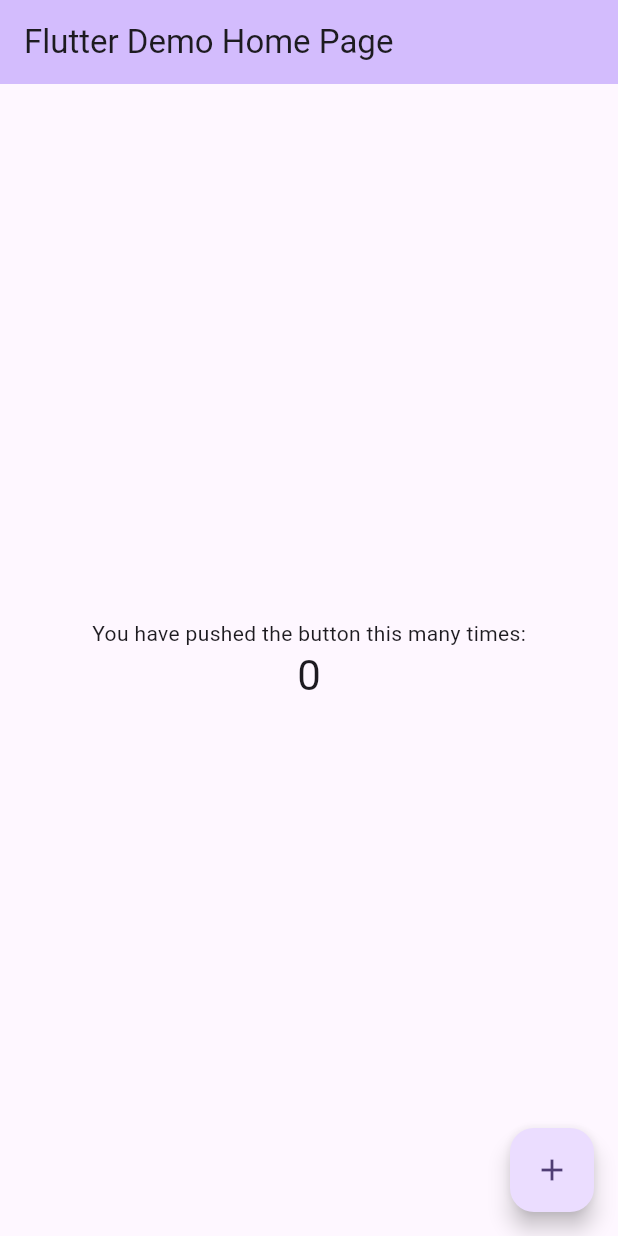
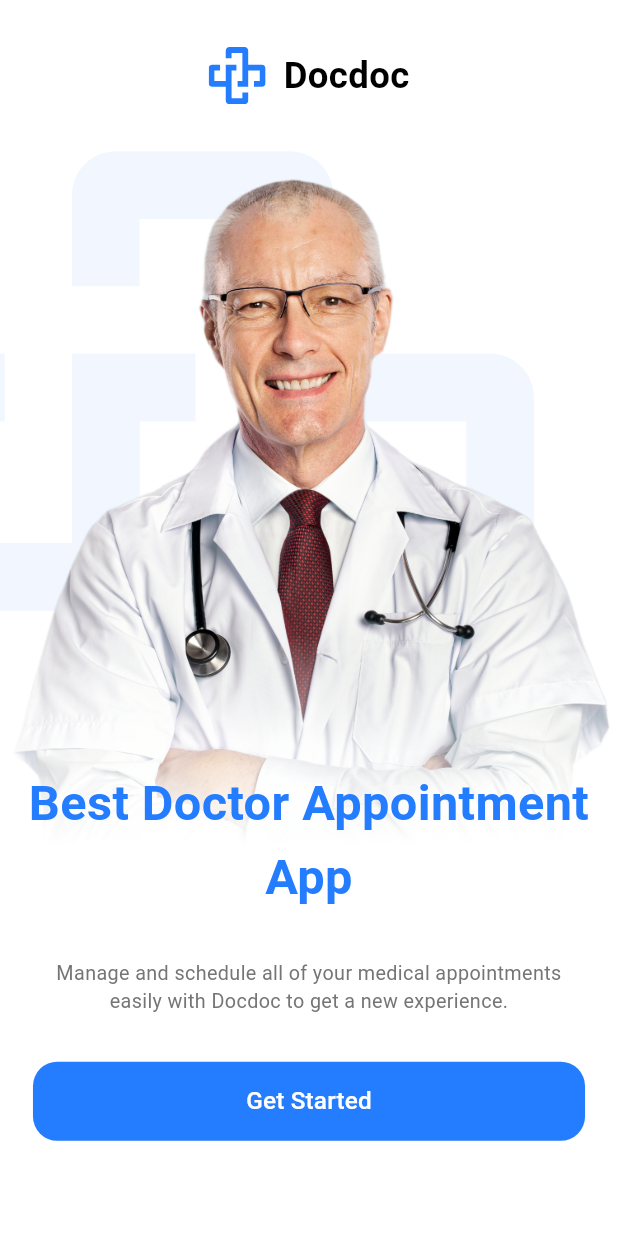
Before and after one commit to YoussefAhmed10/doctor_appointment, a Flutter app: the screen it shows after launch, on a phone screen of 412 x 824 dp. Run offline on Flutter 3.47's test engine with Material 3 defaults, Android fonts, the phone set to English and light mode, and no system bars; our stand-ins replace flutter_screenutil, flutter_svg.

Commit message:
- added images & svgs folders to assets - added flutter_svg & added flutter_screenutil - name file for doc app clinet - added Navigation extenstion - added routenig folder that contain roues class and route file - added color & text style - added  empty login screen - added  onboarding screen

```diff
--- /dev/null
+++ b/lib/core/helpers/extensions.dart
@@ -0,0 +1,31 @@
+import 'package:flutter/widgets.dart';
+
+extension Navigation on BuildContext {
+  Future<dynamic> pushNamed(String routeName, {Object? arguments}) {
+    return Navigator.of(this).pushNamed(
+      routeName,
+      arguments: arguments,
+    );
+  }
+
+  Future<dynamic> pushReplacementNamed(String routeName, {Object? arguments}) {
+    return Navigator.of(this).pushReplacementNamed(
+      routeName,
+      arguments: arguments,
+    );
+  }
+
+  Future<dynamic> pushNamedAndRemoveUntil(
+    String routeName, {
+    Object? arguments,
+    required RoutePredicate predicate,
+  }) {
+    return Navigator.of(this).pushNamedAndRemoveUntil(
+      routeName,
+      predicate,
+      arguments: arguments,
+    );
+  }
+
+  void goBack() => Navigator.of(this).pop();
+}
--- /dev/null
+++ b/lib/core/routing/app_router.dart
@@ -0,0 +1,31 @@
+import 'package:doctor_appointement_project/core/routing/routes.dart';
+import 'package:doctor_appointement_project/features/login/ui/login_screen.dart';
+import 'package:doctor_appointement_project/features/onboarding/onboarding_screen.dart';
+import 'package:flutter/material.dart';
+
+class AppRouter {
+  Route generateRoute(RouteSettings settings) {
+    // this argument will be used to pass in any screen like this (argument as ClassName)
+    final argument = settings.arguments;
+    switch (settings.name) {
+      case Routes.onBoardingScreen:
+        return MaterialPageRoute(
+          builder: (context) => const OnBoardingScreen(),
+        );
+      case Routes.loginScreen:
+        return MaterialPageRoute(
+          builder: (context) => const LoginScreen(),
+        );
+      default:
+        return MaterialPageRoute(
+          builder: (context) => Scaffold(
+            body: Center(
+              child: Text(
+                "No route defined for ${settings.name}",
+              ),
+            ),
+          ),
+        );
+    }
+  }
+}
--- /dev/null
+++ b/lib/core/routing/routes.dart
@@ -0,0 +1,4 @@
+class Routes {
+  static const String onBoardingScreen = '/onBoardingScreen';
+  static const String loginScreen = '/loginScreen';
+}
--- /dev/null
+++ b/lib/core/theming/colors.dart
@@ -0,0 +1,8 @@
+import 'package:flutter/material.dart';
+
+class ColorsManger {
+  // const ColorsManger._();
+  static const Color mainBlueColor = Color(0xff247CFF);
+  static const Color greyColor = Color(0xff757575);
+  static const Color blackColor = Color(0xff000000);
+}
--- /dev/null
+++ b/lib/core/theming/style.dart
@@ -0,0 +1,27 @@
+import 'package:doctor_appointement_project/core/theming/colors.dart';
+import 'package:flutter/material.dart';
+
+import 'package:flutter_screenutil/flutter_screenutil.dart';
+
+class TextStyles {
+  static TextStyle font24Blac700Weight = TextStyle(
+    fontSize: 24.sp,
+    fontWeight: FontWeight.w700,
+    color: ColorsManger.blackColor,
+  );
+  static TextStyle font32blueBold = TextStyle(
+    fontSize: 32.sp,
+    fontWeight: FontWeight.bold,
+    color: ColorsManger.mainBlueColor,
+  );
+  static TextStyle font13GreyRegular = TextStyle(
+    fontSize: 13.sp,
+    fontWeight: FontWeight.normal,
+    color: ColorsManger.greyColor,
+  );
+  static TextStyle font16WhiteSemiBold = TextStyle(
+    fontSize: 16.sp,
+    fontWeight: FontWeight.w500,
+    color: Colors.white,
+  );
+}
--- /dev/null
+++ b/lib/doc_app.dart
@@ -0,0 +1,30 @@
+import 'package:doctor_appointement_project/core/routing/app_router.dart';
+import 'package:doctor_appointement_project/core/routing/routes.dart';
+import 'package:doctor_appointement_project/core/theming/colors.dart';
+import 'package:flutter/material.dart';
+import 'package:flutter_screenutil/flutter_screenutil.dart';
+
+class DocApp extends StatelessWidget {
+  const DocApp({
+    super.key,
+    required this.appRouter,
+  });
+  final AppRouter appRouter;
+  @override
+  Widget build(BuildContext context) {
+    return ScreenUtilInit(
+      designSize: const Size(375, 812),
+      minTextAdapt: true,
+      child: MaterialApp(
+        debugShowCheckedModeBanner: false,
+        onGenerateRoute: appRouter.generateRoute,
+        title: 'Doc App',
+        theme: ThemeData(
+          primaryColor: ColorsManger.mainBlueColor,
+          scaffoldBackgroundColor: Colors.white,
+        ),
+        initialRoute: Routes.onBoardingScreen,
+      ),
+    );
+  }
+}
--- /dev/null
+++ b/lib/features/login/ui/login_screen.dart
@@ -0,0 +1,17 @@
+import 'package:flutter/material.dart';
+
+class LoginScreen extends StatelessWidget {
+  const LoginScreen({super.key});
+
+  @override
+  Widget build(BuildContext context) {
+    return Scaffold(
+      appBar: AppBar(
+        title: const Text('Login'),
+      ),
+      body: const Center(
+        child: Text('Login Screen'),
+      ),
+    );
+  }
+}
--- /dev/null
+++ b/lib/features/onboarding/onboarding_screen.dart
@@ -0,0 +1,47 @@
+import 'package:doctor_appointement_project/core/theming/style.dart';
+import 'package:doctor_appointement_project/features/onboarding/widget/doc_logo_and_name.dart';
+import 'package:doctor_appointement_project/features/onboarding/widget/doctor_image_and_text.dart';
+import 'package:doctor_appointement_project/features/onboarding/widget/get_started_button.dart';
+import 'package:flutter/material.dart';
+import 'package:flutter_screenutil/flutter_screenutil.dart';
+
+class OnBoardingScreen extends StatelessWidget {
+  const OnBoardingScreen({super.key});
+
+  @override
+  Widget build(BuildContext context) {
+    return Scaffold(
+      body: SafeArea(
+        child: SingleChildScrollView(
+          child: Padding(
+            padding: EdgeInsets.only(
+              top: 30.h,
+              bottom: 30.h,
+            ),
+            child: Column(
+              children: [
+                const DocLogoAndName(),
+                SizedBox(height: 30.h),
+                const DoctorImageAndText(),
+                Padding(
+                  padding: EdgeInsets.symmetric(horizontal: 20.w),
+                  child: Column(
+                    children: [
+                      Text(
+                        'Manage and schedule all of your medical appointments easily with Docdoc to get a new experience.',
+                        style: TextStyles.font13GreyRegular,
+                        textAlign: TextAlign.center,
+                      ),
+                      SizedBox(height: 30.h),
+                      const GetStartedButton()
+                    ],
+                  ),
+                ),
+              ],
+            ),
+          ),
+        ),
+      ),
+    );
+  }
+}
--- /dev/null
+++ b/lib/features/onboarding/widget/doc_logo_and_name.dart
@@ -0,0 +1,23 @@
+import 'package:doctor_appointement_project/core/theming/style.dart';
+import 'package:flutter/material.dart';
+import 'package:flutter_svg/flutter_svg.dart';
+import 'package:flutter_screenutil/flutter_screenutil.dart';
+
+class DocLogoAndName extends StatelessWidget {
+  const DocLogoAndName({super.key});
+
+  @override
+  Widget build(BuildContext context) {
+    return Row(
+      mainAxisAlignment: MainAxisAlignment.center,
+      children: [
+        SvgPicture.asset('assets/svgs/doc_logo.svg'),
+        SizedBox(width: 10.w),
+        Text(
+          'Docdoc',
+          style: TextStyles.font24Blac700Weight,
+        ),
+      ],
+    );
+  }
+}
--- /dev/null
+++ b/lib/features/onboarding/widget/doctor_image_and_text.dart
@@ -0,0 +1,44 @@
+import 'package:doctor_appointement_project/core/theming/style.dart';
+import 'package:flutter/material.dart';
+import 'package:flutter_screenutil/flutter_screenutil.dart';
+import 'package:flutter_svg/flutter_svg.dart';
+
+class DoctorImageAndText extends StatelessWidget {
+  const DoctorImageAndText({super.key});
+
+  @override
+  Widget build(BuildContext context) {
+    return Stack(
+      children: [
+        SvgPicture.asset('assets/svgs/doc_logo_low_opacity.svg'),
+        Container(
+          foregroundDecoration: BoxDecoration(
+            gradient: LinearGradient(
+              colors: [
+                Colors.white,
+                Colors.white.withOpacity(0.0),
+              ],
+              begin: Alignment.bottomCenter,
+              end: Alignment.topCenter,
+              stops: const [0.14, 0.4],
+            ),
+          ),
+          child: Image.asset('assets/images/onboarding_doctor.png'),
+        ),
+        Positioned(
+          bottom: 30.h,
+          left: 5,
+          right: 5,
+          child: Text(
+            'Best Doctor Appointment App',
+            textAlign: TextAlign.center,
+            maxLines: 2,
+            style: TextStyles.font32blueBold.copyWith(
+              height: 1.5.h,
+            ),
+          ),
+        ),
+      ],
+    );
+  }
+}
--- /dev/null
+++ b/lib/features/onboarding/widget/get_started_button.dart
@@ -0,0 +1,31 @@
+import 'package:doctor_appointement_project/core/helpers/extensions.dart';
+import 'package:doctor_appointement_project/core/routing/routes.dart';
+import 'package:doctor_appointement_project/core/theming/colors.dart';
+import 'package:doctor_appointement_project/core/theming/style.dart';
+import 'package:flutter/material.dart';
+import 'package:flutter_screenutil/flutter_screenutil.dart';
+
+class GetStartedButton extends StatelessWidget {
+  const GetStartedButton({super.key});
+
+  @override
+  Widget build(BuildContext context) {
+    return TextButton(
+      onPressed: () {
+        context.pushNamed(Routes.loginScreen);
+      },
+      style: TextButton.styleFrom(
+        backgroundColor: ColorsManger.mainBlueColor,
+        tapTargetSize: MaterialTapTargetSize.shrinkWrap,
+        minimumSize: Size(double.infinity, 52.h),
+        shape: RoundedRectangleBorder(
+          borderRadius: BorderRadius.circular(16.r),
+        ),
+      ),
+      child: Text(
+        'Get Started',
+        style: TextStyles.font16WhiteSemiBold,
+      ),
+    );
+  }
+}
--- a/lib/main.dart
+++ b/lib/main.dart
@@ -1,70 +1,11 @@
+import 'package:doctor_appointement_project/core/routing/app_router.dart';
+import 'package:doctor_appointement_project/doc_app.dart';
 import 'package:flutter/material.dart';
 
 void main() {
-  runApp(const MyApp());
+  runApp(
+    DocApp(
+      appRouter: AppRouter(),
+    ),
+  );
 }
-
-class MyApp extends StatelessWidget {
-  const MyApp({super.key});
-
-  @override
-  Widget build(BuildContext context) {
-    return MaterialApp(
-      debugShowCheckedModeBanner: false,
-      title: 'Flutter Demo',
-      theme: ThemeData(
-        colorScheme: ColorScheme.fromSeed(seedColor: Colors.deepPurple),
-        useMaterial3: true,
-      ),
-      home: const MyHomePage(title: 'Flutter Demo Home Page'),
-    );
-  }
-}
-
-class MyHomePage extends StatefulWidget {
-  const MyHomePage({super.key, required this.title});
-
-  final String title;
-
-  @override
-  State<MyHomePage> createState() => _MyHomePageState();
-}
-
-class _MyHomePageState extends State<MyHomePage> {
-  int _counter = 0;
-
-  void _incrementCounter() {
-    setState(() {
-      _counter++;
-    });
-  }
-
-  @override
-  Widget build(BuildContext context) {
-    return Scaffold(
-      appBar: AppBar(
-        backgroundColor: Theme.of(context).colorScheme.inversePrimary,
-        title: Text(widget.title),
-      ),
-      body: Center(
-        child: Column(
-          mainAxisAlignment: MainAxisAlignment.center,
-          children: <Widget>[
-            const Text(
-              'You have pushed the button this many times:',
-            ),
-            Text(
-              '$_counter',
-              style: Theme.of(context).textTheme.headlineMedium,
-            ),
-          ],
-        ),
-      ),
-      floatingActionButton: FloatingActionButton(
-        onPressed: _incrementCounter,
-        tooltip: 'Increment',
-        child: const Icon(Icons.add),
-      ),
-    );
-  }
-}
```
Also changed, not shown: pubspec.yaml (+8 -2 lines), assets/images/onboarding_doctor.png (added), assets/svgs/doc_logo.svg (added), assets/svgs/doc_logo_low_opacity.svg (added), pubspec.lock, 1 other file.
